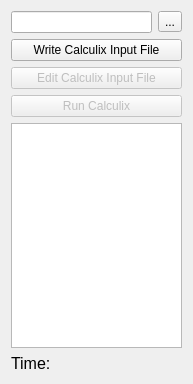
This is src/Mod/Fem/MechanicalAnalysis.ui in berndhahnebach/All_FreeCAD as Qt 5 draws it before an edit. The edited form follows.
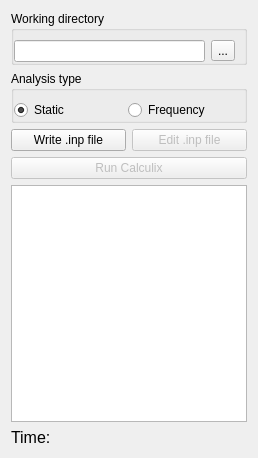
This is the edited form. Custom widgets are drawn as their Qt base class.

Commit message: FEM: Add AnalysisType to Prefs and use it in analysis control window.

```diff
--- a/src/Mod/Fem/MechanicalAnalysis.ui
+++ b/src/Mod/Fem/MechanicalAnalysis.ui
@@ -6,8 +6,8 @@
    <rect>
     <x>0</x>
     <y>0</y>
-    <width>193</width>
-    <height>384</height>
+    <width>258</width>
+    <height>458</height>
    </rect>
   </property>
   <property name="windowTitle">
@@ -15,7 +15,17 @@
   </property>
   <layout class="QVBoxLayout" name="verticalLayout">
    <item>
-    <layout class="QHBoxLayout" name="horizontalLayout">
+    <widget class="QGroupBox" name="gb_working_dir">
+     <property name="title">
+      <string>Working directory</string>
+     </property>
+     <layout class="QHBoxLayout" name="horizontalLayout_4">
+      <property name="leftMargin">
+       <number>0</number>
+      </property>
+      <property name="bottomMargin">
+       <number>0</number>
+      </property>
      <item>
       <widget class="QLineEdit" name="le_working_dir">
        <property name="enabled">
@@ -37,25 +47,60 @@
       </widget>
      </item>
     </layout>
+    </widget>
    </item>
    <item>
+    <widget class="QGroupBox" name="gb_analysis_type">
+     <property name="title">
+      <string>Analysis type</string>
+     </property>
+     <layout class="QHBoxLayout" name="horizontalLayout">
+      <property name="leftMargin">
+       <number>0</number>
+      </property>
+      <property name="bottomMargin">
+       <number>0</number>
+      </property>
+      <item>
+       <widget class="Gui::PrefRadioButton" name="rb_static_analysis">
+        <property name="text">
+         <string>Static</string>
+        </property>
+        <property name="checked">
+         <bool>true</bool>
+        </property>
+       </widget>
+      </item>
+      <item>
+       <widget class="Gui::PrefRadioButton" name="rb_frequency_analysis">
+        <property name="text">
+         <string>Frequency</string>
+        </property>
+       </widget>
+      </item>
+     </layout>
+    </widget>
+   </item>
+   <item>
+    <layout class="QGridLayout" name="gl_actions">
+     <item row="0" column="0">
     <widget class="QPushButton" name="pb_write_inp">
      <property name="text">
-      <string>Write Calculix Input File</string>
+        <string>Write .inp file</string>
      </property>
     </widget>
    </item>
-   <item>
+     <item row="0" column="1">
     <widget class="QPushButton" name="pb_edit_inp">
      <property name="enabled">
       <bool>false</bool>
      </property>
      <property name="text">
-      <string>Edit Calculix Input File</string>
+        <string>Edit .inp file</string>
      </property>
     </widget>
    </item>
-   <item>
+     <item row="1" column="0" colspan="2">
     <widget class="QPushButton" name="pb_run_ccx">
      <property name="enabled">
       <bool>false</bool>
@@ -65,6 +110,8 @@
      </property>
     </widget>
    </item>
+    </layout>
+   </item>
    <item>
     <widget class="QTextEdit" name="textEdit_Output">
      <property name="lineWrapMode">
@@ -86,6 +133,13 @@
    </item>
   </layout>
  </widget>
+ <customwidgets>
+  <customwidget>
+   <class>Gui::PrefRadioButton</class>
+   <extends>QRadioButton</extends>
+   <header>Gui/PrefWidgets.h</header>
+  </customwidget>
+ </customwidgets>
  <resources/>
  <connections/>
 </ui>
```
Lines whose indentation alone changed are shown as unchanged. The commit also changes 3 other files.
